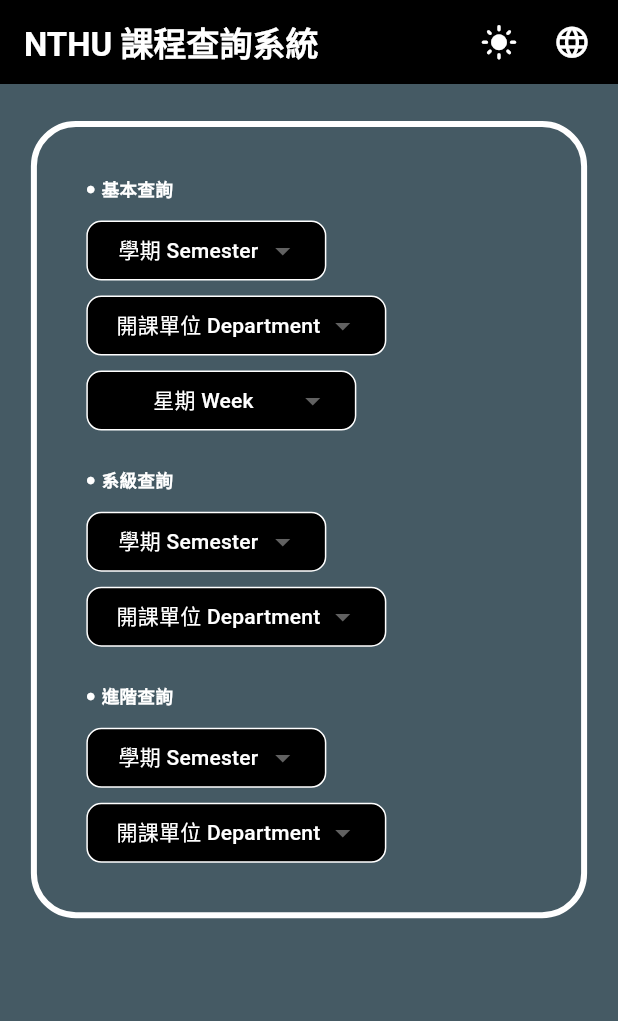
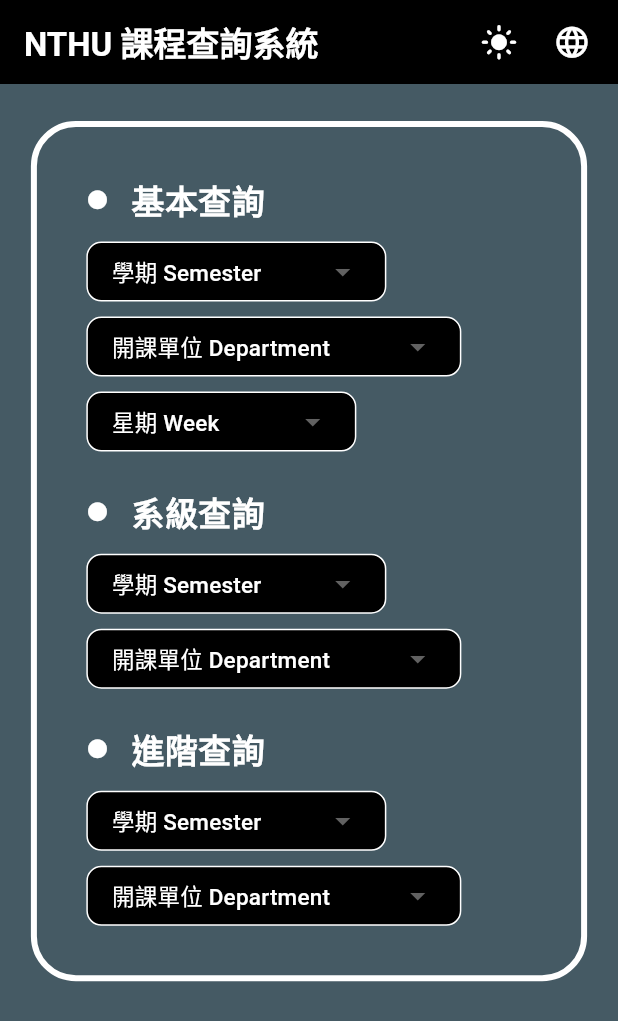
Before and after one commit to NTHU-CLL/NTHU-Curriculum-System, a Flutter app: the screen it shows after launch, after a tap on the "dark mode" icon, on a phone screen of 412 x 824 dp. Shown: the top 1021 px of the screen. Run offline on Flutter 3.47's test engine with Material 3 defaults, Android fonts, the phone set to English and light mode, and no system bars; drawn by our look-alikes of dropdown_button2; our stand-ins replace easy_localization, responsive_sizer.

Commit message:
v240415_1331
Make size of tile and content text un-change

```diff
--- a/app/lib/main.dart
+++ b/app/lib/main.dart
@@ -64,7 +64,7 @@
                 IconButton(
                   icon: Icon(
                     isLight ? Icons.dark_mode : Icons.light_mode,
-                    size: iconSize,
+                    size: topIconSize,
                     color: isLight ? Colors.black : Colors.white,
                   ),
                   onPressed: () {
@@ -78,7 +78,7 @@
                   isLight,
                   Icon(
                     Icons.language,
-                    size: iconSize,
+                    size: topIconSize,
                     color: isLight ? Colors.black : Colors.white,
                   ),
                   [
@@ -112,8 +112,8 @@
                           isLight,
                           tr('query_basic'),
                           compactQuery([
-                            dropDownButtonSearch(isLight, 160, querySemester),
-                            dropDownButtonSearch(isLight, 200, queryDepartment),
+                            dropDownButtonSearch(isLight, 200, querySemester),
+                            dropDownButtonSearch(isLight, 250, queryDepartment),
                             dropDownButtonSearch(isLight, 180, queryWeek),
                           ]),
                         ),
@@ -122,8 +122,8 @@
                           isLight,
                           tr('query_mix'),
                           compactQuery([
-                            dropDownButtonSearch(isLight, 160, querySemester),
-                            dropDownButtonSearch(isLight, 200, queryDepartment),
+                            dropDownButtonSearch(isLight, 200, querySemester),
+                            dropDownButtonSearch(isLight, 250, queryDepartment),
                           ]),
                         ),
                         SizedBox(height: 3.h),
@@ -131,8 +131,8 @@
                           isLight,
                           tr('query_advanced'),
                           compactQuery([
-                            dropDownButtonSearch(isLight, 160, querySemester),
-                            dropDownButtonSearch(isLight, 200, queryDepartment),
+                            dropDownButtonSearch(isLight, 200, querySemester),
+                            dropDownButtonSearch(isLight, 250, queryDepartment),
                           ]),
                         ),
                       ],
--- a/app/lib/material/dropdown.dart
+++ b/app/lib/material/dropdown.dart
@@ -1,3 +1,4 @@
+import '../style.dart';
 import '../object.dart';
 import 'package:flutter/material.dart';
 import 'package:dropdown_button2/dropdown_button2.dart';
@@ -14,9 +15,7 @@
               .map(
                 (item) => DropdownMenuItem(
                   value: item,
-                  child: Center(
-                    child: Text(item, style: TextStyle(fontSize: 14, color: isLight ? Colors.black : Colors.white)),
-                  ),
+                  child: Text(item, style: bodyContentStyle(isLight)),
                 ),
               )
               .toList(),
@@ -57,12 +56,12 @@
                 expands: true,
                 maxLines: null,
                 controller: queryCtl.search,
-                style: TextStyle(fontSize: 10.sp, color: isLight ? Colors.black : Colors.white),
+                style: bodyContentStyle(isLight),
                 decoration: InputDecoration(
                   isDense: true,
+                  hintText: "search_hint".tr(),
+                  hintStyle: bodyContentStyle(isLight),
                   contentPadding: const EdgeInsets.symmetric(horizontal: 10, vertical: 8),
-                  hintText: "search_hint".tr(),
-                  hintStyle: TextStyle(fontSize: 10.sp, color: isLight ? Colors.black : Colors.white),
                   border: OutlineInputBorder(
                     borderRadius: BorderRadius.circular(10),
                     borderSide: BorderSide(color: isLight ? Colors.black : Colors.white),
--- a/app/lib/material/query.dart
+++ b/app/lib/material/query.dart
@@ -1,3 +1,4 @@
+import '../style.dart';
 import 'package:flutter/material.dart';
 import 'package:responsive_sizer/responsive_sizer.dart';
 
@@ -18,20 +19,9 @@
     children: [
       Row(
         children: [
-          Icon(
-            Icons.circle,
-            size: 10.sp,
-            color: isLight ? Colors.black : Colors.white,
-          ),
-          SizedBox(width: 1.w),
-          Text(
-            title,
-            style: TextStyle(
-              fontSize: 14.sp,
-              fontWeight: FontWeight.bold,
-              color: isLight ? Colors.black : Colors.white,
-            ),
-          ),
+          Icon(Icons.circle, size: bodyIconSize, color: isLight ? Colors.black : Colors.white),
+          SizedBox(width: bodyIconSize),
+          Text(title, style: bodyTitleStyle(isLight)),
         ],
       ),
       SizedBox(height: 1.5.h),
--- a/app/lib/style.dart
+++ b/app/lib/style.dart
@@ -1,6 +1,7 @@
 import 'package:flutter/material.dart';
 
-double iconSize = 25;
+double topIconSize = 25;
+double bodyIconSize = 15;
 
 TextStyle topTitleStyle(bool isLight) {
   return TextStyle(
@@ -19,8 +20,15 @@
 
 TextStyle bodyTitleStyle(bool isLight) {
   return TextStyle(
-    fontSize: 20,
+    fontSize: 22,
     fontWeight: FontWeight.bold,
     color: isLight ? Colors.black : Colors.white,
   );
 }
+
+TextStyle bodyContentStyle(bool isLight) {
+  return TextStyle(
+    fontSize: 15,
+    color: isLight ? Colors.black : Colors.white,
+  );
+}
```
